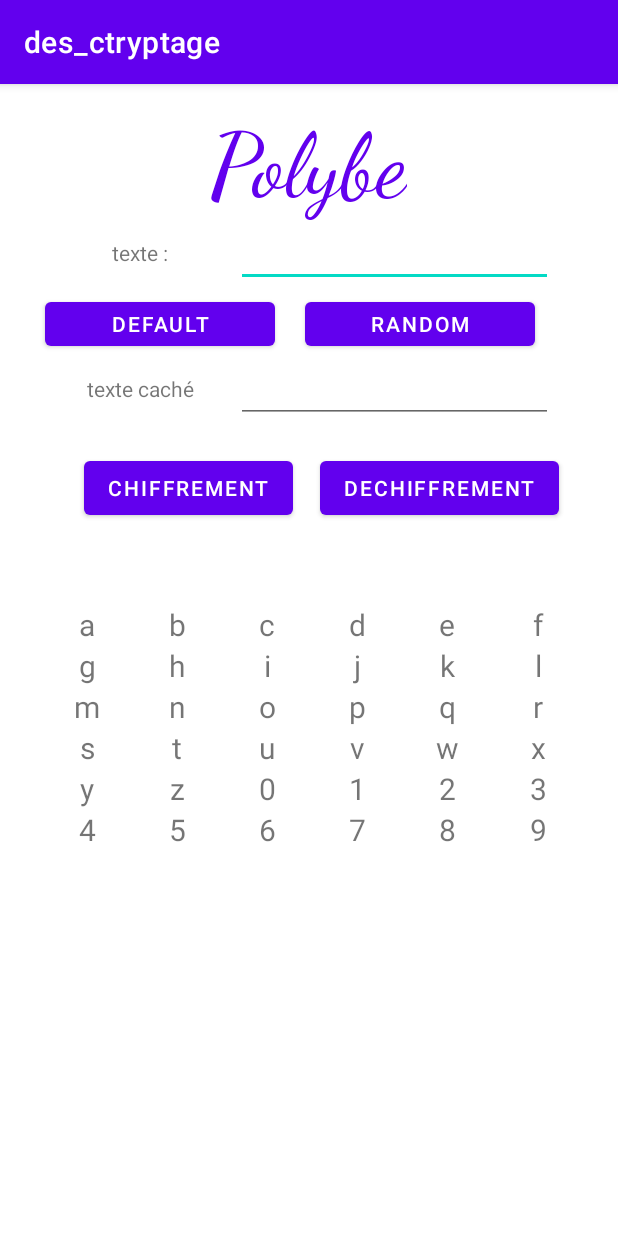
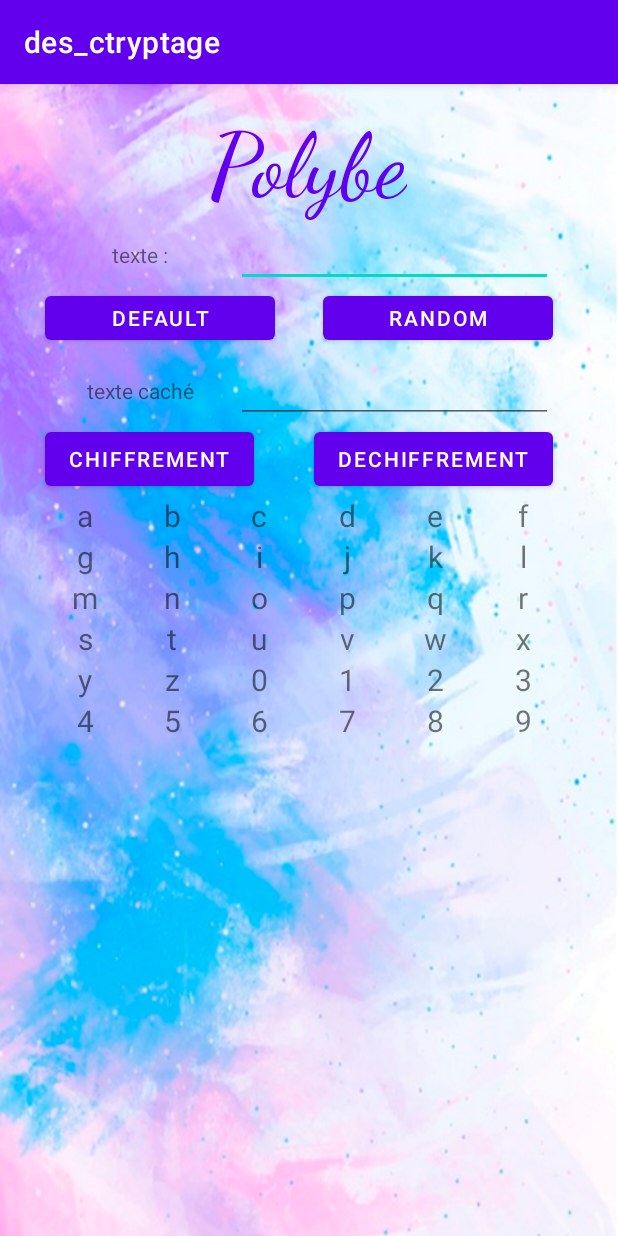
Before and after one commit to Devime/des_ctryptage, an Android app: the Polybe screen opened directly, with no data from a screen before it, on a phone screen of 412 x 824 dp. Run offline under Robolectric (Android 15) with nearby library versions, the phone set to English and light mode, and no system bars; Roboto replaces fonts that are not available here.

Commit message:
Réglage de tout les chiffrements.

```diff
--- a/app/src/main/res/layout/activity_cesar.xml
+++ b/app/src/main/res/layout/activity_cesar.xml
@@ -39,8 +39,8 @@
 
     <EditText
         android:id="@+id/cesartxout"
-        android:layout_width="330dp"
-        android:layout_height="268dp"
+        android:layout_width="340dp"
+        android:layout_height="98dp"
         android:textSize="23sp"
         app:layout_constraintRight_toRightOf="@+id/cesartxin"
         app:layout_constraintTop_toBottomOf="@id/cesarBtcrypter" />
--- a/app/src/main/res/layout/activity_polybe.xml
+++ b/app/src/main/res/layout/activity_polybe.xml
@@ -4,7 +4,8 @@
     xmlns:tools="http://schemas.android.com/tools"
     android:layout_width="match_parent"
     android:layout_height="match_parent"
-    tools:context=".Polybe">
+    tools:context=".Polybe"
+    android:background="@drawable/hdpi">
 
     <TextView
         android:id="@+id/polytitre"
@@ -35,41 +36,37 @@
         android:id="@+id/polytx"
         android:layout_width="127dp"
         android:layout_height="45dp"
-        android:layout_marginStart="30dp"
-        android:layout_marginTop="90dp"
+        android:layout_marginLeft="30dp"
         android:gravity="center"
         android:text="texte :"
         android:textAlignment="center"
-        app:layout_constraintStart_toStartOf="parent"
-        app:layout_constraintTop_toTopOf="parent" />
+        app:layout_constraintTop_toBottomOf="@id/polytitre"
+        app:layout_constraintLeft_toLeftOf="parent"/>
+
 
     <Button
         android:id="@+id/polyfrbt"
         android:layout_width="wrap_content"
         android:layout_height="wrap_content"
-        android:layout_marginStart="56dp"
-        android:layout_marginTop="19dp"
         android:text="chiffrement"
-        app:layout_constraintStart_toStartOf="parent"
-        app:layout_constraintTop_toBottomOf="@+id/polyofix" />
+        app:layout_constraintTop_toBottomOf="@+id/polyout"
+        app:layout_constraintLeft_toLeftOf="@id/polyofix" />
 
     <Button
         android:id="@+id/polyfrbtun"
         android:layout_width="wrap_content"
         android:layout_height="wrap_content"
-        android:layout_marginStart="18dp"
-        android:layout_marginTop="19dp"
         android:text="dechiffrement"
-        app:layout_constraintStart_toEndOf="@+id/polyfrbt"
-        app:layout_constraintTop_toBottomOf="@+id/polyout" />
+
+        app:layout_constraintTop_toBottomOf="@+id/polyout"
+        app:layout_constraintRight_toRightOf="@id/polyout"/>
 
     <TableLayout
         android:id="@+id/polytable"
-        android:layout_width="361dp"
+        android:layout_width="350dp"
         android:layout_height="411dp"
         android:layout_marginStart="28dp"
-        android:layout_marginBottom="10dp"
-        app:layout_constraintBottom_toBottomOf="parent"
+        app:layout_constraintTop_toBottomOf="@id/polyfrbtun"
         app:layout_constraintStart_toStartOf="parent">
 
     </TableLayout>
@@ -100,20 +97,17 @@
         android:id="@+id/polybtdef"
         android:layout_width="153dp"
         android:layout_height="41dp"
-        android:layout_marginStart="30dp"
-        android:layout_marginTop="4dp"
         android:text="default"
-        app:layout_constraintStart_toStartOf="parent"
-        app:layout_constraintTop_toBottomOf="@+id/polyin" />
+        app:layout_constraintTop_toBottomOf="@+id/polyin"
+        app:layout_constraintLeft_toLeftOf="@id/polytx"
+        />
 
     <Button
         android:id="@+id/polybtrand"
         android:layout_width="153dp"
         android:layout_height="41dp"
-        android:layout_marginTop="4dp"
-        android:layout_marginEnd="55dp"
         android:text="Random"
-        app:layout_constraintEnd_toEndOf="parent"
-        app:layout_constraintTop_toBottomOf="@+id/polyin" />
+        app:layout_constraintTop_toBottomOf="@+id/polyin"
+        app:layout_constraintRight_toRightOf="@id/polyin"/>
 
 </androidx.constraintlayout.widget.ConstraintLayout>
--- a/app/src/main/res/layout/activity_vigenere.xml
+++ b/app/src/main/res/layout/activity_vigenere.xml
@@ -64,7 +64,6 @@
         android:id="@+id/textsortie"
         android:layout_width="269dp"
         android:layout_height="63dp"
-        android:layout_marginTop="96dp"
         android:ems="10"
         android:inputType="textPersonName"
         android:text="Name"
```
Also changed, not shown: app/src/main/res/layout/activity_atbash.xml (+4 -4 lines), app/src/main/res/layout/activity_delastelle.xml (+15 -20 lines), app/src/main/res/layout/activity_playfair.xml (+7 -11 lines), app/src/main/res/layout/activity_transpositionrect.xml (+7 -12 lines).
